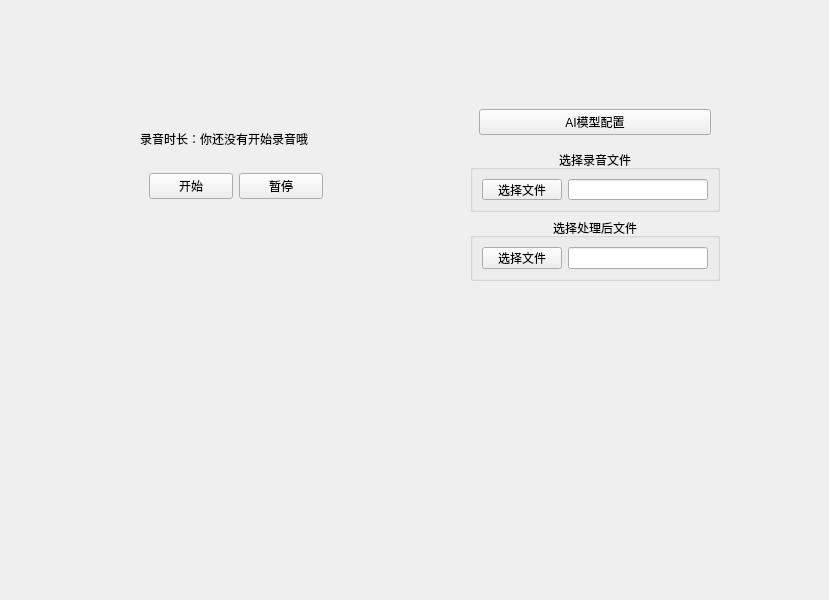
The window that AIKTVUI.ui (AIKTV/ProjectUI) describes before a commit, drawn with Qt 5.
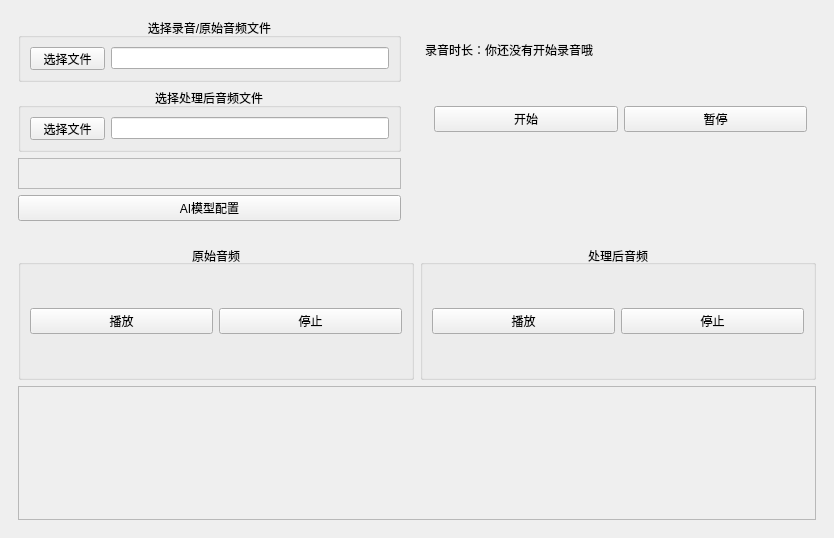
The same window after the commit.

Commit message: ui update 大体完成，进度条补充完成后需要布局调整

```diff
--- a/AIKTVUI.ui
+++ b/AIKTVUI.ui
@@ -9,53 +9,46 @@
    <rect>
     <x>0</x>
     <y>0</y>
-    <width>829</width>
-    <height>600</height>
+    <width>834</width>
+    <height>538</height>
    </rect>
   </property>
   <property name="minimumSize">
    <size>
     <width>800</width>
-    <height>600</height>
+    <height>450</height>
    </size>
   </property>
   <property name="maximumSize">
    <size>
-    <width>1920</width>
-    <height>1080</height>
+    <width>1600</width>
+    <height>900</height>
    </size>
   </property>
   <property name="windowTitle">
    <string>MainWindow</string>
   </property>
   <widget class="QWidget" name="centralwidget">
+   <layout class="QGridLayout" name="gridLayout_2">
+    <item row="0" column="0">
    <widget class="QWidget" name="configWidget" native="true">
-    <property name="geometry">
-     <rect>
-      <x>470</x>
-      <y>100</y>
-      <width>250</width>
+      <property name="minimumSize">
+       <size>
+        <width>191</width>
       <height>181</height>
-     </rect>
+       </size>
+      </property>
+      <property name="maximumSize">
+       <size>
+        <width>401</width>
+        <height>221</height>
+       </size>
     </property>
     <layout class="QVBoxLayout" name="verticalLayout_2">
-     <item>
-      <widget class="QWidget" name="widget_3" native="true">
-       <layout class="QHBoxLayout" name="horizontalLayout_4">
-        <item>
-         <widget class="QPushButton" name="configButton">
-          <property name="text">
-           <string>AI模型配置</string>
-          </property>
-         </widget>
-        </item>
-       </layout>
-      </widget>
-     </item>
      <item>
       <widget class="QGroupBox" name="chooseRecordGroupBox">
        <property name="title">
-        <string>选择录音文件</string>
+          <string>选择录音/原始音频文件</string>
        </property>
        <property name="alignment">
         <set>Qt::AlignHCenter|Qt::AlignTop</set>
@@ -69,6 +62,12 @@
             <verstretch>0</verstretch>
            </sizepolicy>
           </property>
+            <property name="maximumSize">
+             <size>
+              <width>75</width>
+              <height>23</height>
+             </size>
+            </property>
           <property name="text">
            <string>选择文件</string>
           </property>
@@ -83,7 +82,7 @@
      <item>
       <widget class="QGroupBox" name="chooseHandledGroupBox">
        <property name="title">
-        <string>选择处理后文件</string>
+          <string>选择处理后音频文件</string>
        </property>
        <property name="alignment">
         <set>Qt::AlignHCenter|Qt::AlignTop</set>
@@ -97,6 +96,12 @@
             <verstretch>0</verstretch>
            </sizepolicy>
           </property>
+            <property name="maximumSize">
+             <size>
+              <width>75</width>
+              <height>23</height>
+             </size>
+            </property>
           <property name="text">
            <string>选择文件</string>
           </property>
@@ -108,17 +113,28 @@
        </layout>
       </widget>
      </item>
-    </layout>
-   </widget>
+       <item>
+        <widget class="QFrame" name="frame">
+         <property name="frameShape">
+          <enum>QFrame::StyledPanel</enum>
+         </property>
+         <property name="frameShadow">
+          <enum>QFrame::Raised</enum>
+         </property>
+        </widget>
+       </item>
+       <item>
+        <widget class="QPushButton" name="configButton">
+         <property name="text">
+          <string>AI模型配置</string>
+         </property>
+        </widget>
+       </item>
+      </layout>
+     </widget>
+    </item>
+    <item row="0" column="1">
    <widget class="QWidget" name="recordWidget" native="true">
-    <property name="geometry">
-     <rect>
-      <x>140</x>
-      <y>120</y>
-      <width>192</width>
-      <height>131</height>
-     </rect>
-    </property>
     <layout class="QVBoxLayout" name="verticalLayout">
      <item>
       <widget class="QLabel" name="recordTimeDisplay">
@@ -156,6 +172,76 @@
      </item>
     </layout>
    </widget>
+    </item>
+    <item row="1" column="0" colspan="2">
+     <widget class="QWidget" name="playWidget" native="true">
+      <layout class="QGridLayout" name="gridLayout">
+       <item row="0" column="0">
+        <widget class="QGroupBox" name="recordPlayBox">
+         <property name="title">
+          <string>原始音频</string>
+         </property>
+         <property name="alignment">
+          <set>Qt::AlignCenter</set>
+         </property>
+         <layout class="QHBoxLayout" name="horizontalLayout_4">
+          <item>
+           <widget class="QPushButton" name="recordPlayButton">
+            <property name="text">
+             <string>播放</string>
+            </property>
+           </widget>
+          </item>
+          <item>
+           <widget class="QPushButton" name="recordStopButton">
+            <property name="text">
+             <string>停止</string>
+            </property>
+           </widget>
+          </item>
+         </layout>
+        </widget>
+       </item>
+       <item row="0" column="1">
+        <widget class="QGroupBox" name="handledPlayBox">
+         <property name="title">
+          <string>处理后音频</string>
+         </property>
+         <property name="alignment">
+          <set>Qt::AlignCenter</set>
+         </property>
+         <layout class="QHBoxLayout" name="horizontalLayout_5">
+          <item>
+           <widget class="QPushButton" name="handledPlayButton">
+            <property name="text">
+             <string>播放</string>
+            </property>
+           </widget>
+          </item>
+          <item>
+           <widget class="QPushButton" name="handledStopButton">
+            <property name="text">
+             <string>停止</string>
+            </property>
+           </widget>
+          </item>
+         </layout>
+        </widget>
+       </item>
+       <item row="1" column="0" colspan="2">
+        <widget class="QFrame" name="playFrame">
+         <property name="frameShape">
+          <enum>QFrame::StyledPanel</enum>
+         </property>
+         <property name="frameShadow">
+          <enum>QFrame::Raised</enum>
+         </property>
+        </widget>
+       </item>
+      </layout>
+     </widget>
+    </item>
+   </layout>
   </widget>
  </widget>
  <resources/>
```
Lines whose indentation alone changed are shown as unchanged.
